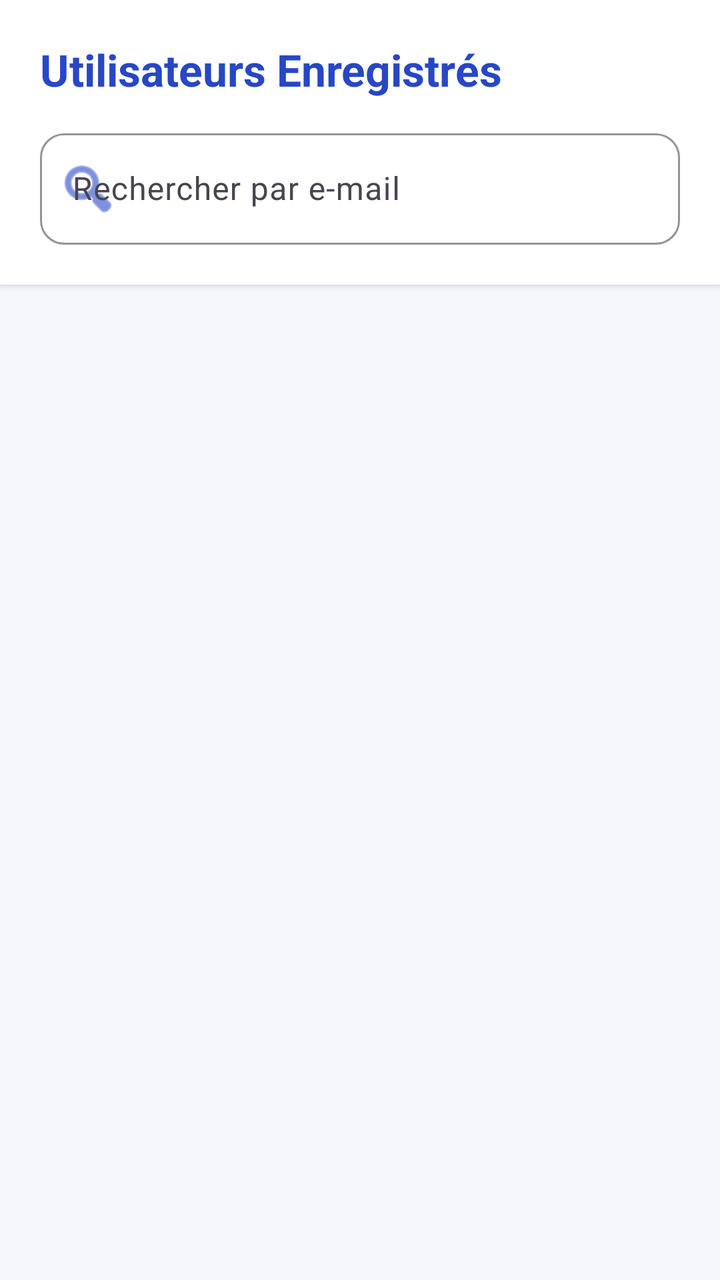
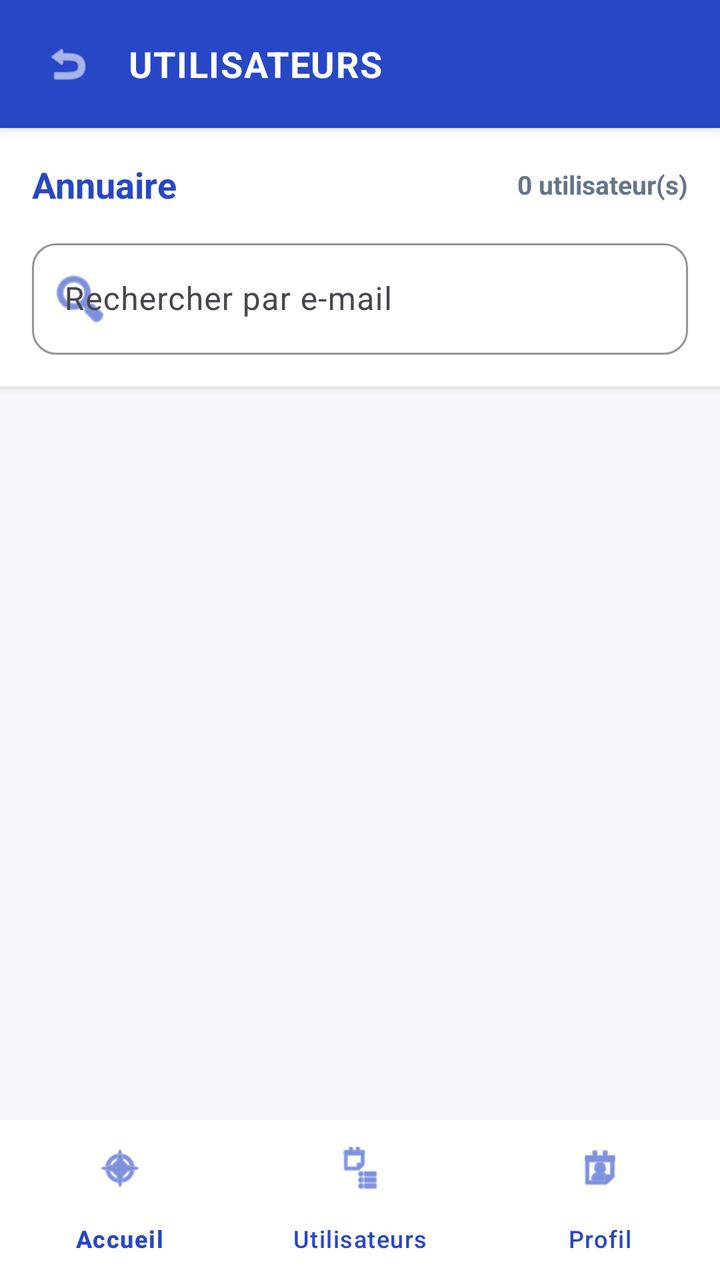

Compare the two renders of this Android layout. The source of the first and the diff that turns it into the second are given below.
<!-- AndroidManifest.xml: application theme Theme.StudentHub -->
<!-- res/layout/activity_user_list.xml -->
<?xml version="1.0" encoding="utf-8"?>
<LinearLayout xmlns:android="http://schemas.android.com/apk/res/android"
    xmlns:app="http://schemas.android.com/apk/res-auto"
    xmlns:tools="http://schemas.android.com/tools"
    android:layout_width="match_parent"
    android:layout_height="match_parent"
    android:orientation="vertical"
    android:background="@color/background"
    tools:context=".UserListActivity">

    
    <LinearLayout
        android:layout_width="match_parent"
        android:layout_height="wrap_content"
        android:orientation="vertical"
        android:padding="20dp"
        android:background="@color/card_background"
        android:elevation="2dp">

        <TextView
            android:layout_width="wrap_content"
            android:layout_height="wrap_content"
            android:text="Utilisateurs Enregistrés"
            android:textSize="22sp"
            android:textStyle="bold"
            android:textColor="@color/primary"
            android:layout_marginBottom="12dp" />

        
        <com.google.android.material.textfield.TextInputLayout
            android:layout_width="match_parent"
            android:layout_height="wrap_content"
            style="@style/Widget.Material3.TextInputLayout.OutlinedBox"
            app:boxCornerRadiusTopStart="12dp"
            app:boxCornerRadiusTopEnd="12dp"
            app:boxCornerRadiusBottomStart="12dp"
            app:boxCornerRadiusBottomEnd="12dp"
            app:boxStrokeColor="@color/primary"
            app:hintTextColor="@color/primary"
            app:startIconDrawable="@android:drawable/ic_menu_search"
            app:startIconTint="@color/primary"
            android:hint="Rechercher par e-mail">

            <com.google.android.material.textfield.TextInputEditText
                android:id="@+id/etSearchEmail"
                android:layout_width="match_parent"
                android:layout_height="wrap_content"
                android:textColor="@color/input_text"
                android:inputType="textEmailAddress"
                android:maxLines="1" />

        </com.google.android.material.textfield.TextInputLayout>

    </LinearLayout>

    
    <ListView
        android:id="@+id/listViewUsers"
        android:layout_width="match_parent"
        android:layout_height="match_parent"
        android:padding="16dp"
        android:divider="@android:color/transparent"
        android:dividerHeight="12dp"
        android:clipToPadding="false" />

</LinearLayout>
<!-- resources referenced by this layout -->
<resources>
  <color name="background">#F5F7FC</color>
  <color name="card_background">#FFFFFF</color>
  <color name="input_text">#000000</color>
  <color name="primary">#2747C7</color>
  <style name="Theme.StudentHub" parent="Base.Theme.StudentHub" />
  <style name="Base.Theme.StudentHub" parent="Theme.Material3.DayNight.NoActionBar">
          <item name="colorPrimary">@color/primary</item>
          <item name="colorPrimaryDark">@color/primary_dark</item>
          <item name="colorSecondary">@color/accent</item>
          <item name="android:colorBackground">@color/background</item>
      </style>
  <color name="primary_dark">#1E3A8A</color>
  <color name="accent">#14B8A6</color>
</resources>

<!-- the commit's change to res/layout/activity_user_list.xml (unified diff, before → after) -->
@@ -11,20 +11,73 @@
     
     <LinearLayout
         android:layout_width="match_parent"
+        android:layout_height="64dp"
+        android:orientation="horizontal"
+        android:background="@color/primary"
+        android:gravity="center_vertical"
+        android:paddingHorizontal="16dp"
+        android:elevation="4dp">
+
+        <ImageView
+            android:id="@+id/ivBack"
+            android:layout_width="36dp"
+            android:layout_height="36dp"
+            android:src="@android:drawable/ic_menu_revert"
+            app:tint="@color/white"
+            android:contentDescription="Back"
+            android:clickable="true"
+            android:focusable="true"
+            android:background="?attr/selectableItemBackgroundBorderless"
+            android:padding="6dp"
+            android:layout_marginEnd="12dp" />
+
+        <TextView
+            android:layout_width="0dp"
+            android:layout_height="wrap_content"
+            android:layout_weight="1"
+            android:text="UTILISATEURS"
+            android:textSize="18sp"
+            android:textStyle="bold"
+            android:textColor="@color/white"
+            android:letterSpacing="0.03" />
+
+    </LinearLayout>
+
+    
+    <LinearLayout
+        android:layout_width="match_parent"
         android:layout_height="wrap_content"
         android:orientation="vertical"
-        android:padding="20dp"
+        android:padding="16dp"
         android:background="@color/card_background"
         android:elevation="2dp">
 
-        <TextView
-            android:layout_width="wrap_content"
+        <LinearLayout
+            android:layout_width="match_parent"
             android:layout_height="wrap_content"
-            android:text="Utilisateurs Enregistrés"
-            android:textSize="22sp"
-            android:textStyle="bold"
-            android:textColor="@color/primary"
-            android:layout_marginBottom="12dp" />
+            android:orientation="horizontal"
+            android:gravity="center_vertical"
+            android:layout_marginBottom="12dp">
+
+            <TextView
+                android:layout_width="0dp"
+                android:layout_height="wrap_content"
+                android:layout_weight="1"
+                android:text="Annuaire"
+                android:textSize="18sp"
+                android:textStyle="bold"
+                android:textColor="@color/primary" />
+
+            <TextView
+                android:id="@+id/tvUserCount"
+                android:layout_width="wrap_content"
+                android:layout_height="wrap_content"
+                android:text="0 utilisateur(s)"
+                android:textSize="13sp"
+                android:textStyle="bold"
+                android:textColor="@color/text_secondary" />
+
+        </LinearLayout>
 
         
         <com.google.android.material.textfield.TextInputLayout
@@ -54,13 +107,38 @@
     </LinearLayout>
 
     
-    <ListView
-        android:id="@+id/listViewUsers"
+    <FrameLayout
         android:layout_width="match_parent"
-        android:layout_height="match_parent"
-        android:padding="16dp"
-        android:divider="@android:color/transparent"
-        android:dividerHeight="12dp"
-        android:clipToPadding="false" />
+        android:layout_height="0dp"
+        android:layout_weight="1">
+
+        <androidx.recyclerview.widget.RecyclerView
+            android:id="@+id/recyclerViewUsers"
+            android:layout_width="match_parent"
+            android:layout_height="match_parent"
+            android:padding="16dp"
+            android:clipToPadding="false" />
+
+        <TextView
+            android:id="@+id/tvEmptyState"
+            android:layout_width="wrap_content"
+            android:layout_height="wrap_content"
+            android:layout_gravity="center"
+            android:text="Aucun utilisateur trouvé"
+            android:textSize="16sp"
+            android:textColor="@color/text_secondary"
+            android:visibility="gone" />
+
+    </FrameLayout>
+
+    
+    <com.google.android.material.bottomnavigation.BottomNavigationView
+        android:id="@+id/bottomNavigationView"
+        android:layout_width="match_parent"
+        android:layout_height="wrap_content"
+        android:background="@color/card_background"
+        app:itemIconTint="@color/primary"
+        app:itemTextColor="@color/primary"
+        app:menu="@menu/bottom_nav_menu" />
 
 </LinearLayout>
<!-- resource entries referenced after the edit -->
@@ -4,6 +4,8 @@
   <color name="card_background">#FFFFFF</color>
   <color name="input_text">#000000</color>
   <color name="primary">#2747C7</color>
+  <color name="text_secondary">#64748B</color>
+  <color name="white">#FFFFFFFF</color>
   <style name="Theme.StudentHub" parent="Base.Theme.StudentHub" />
   <style name="Base.Theme.StudentHub" parent="Theme.Material3.DayNight.NoActionBar">
           <item name="colorPrimary">@color/primary</item>
